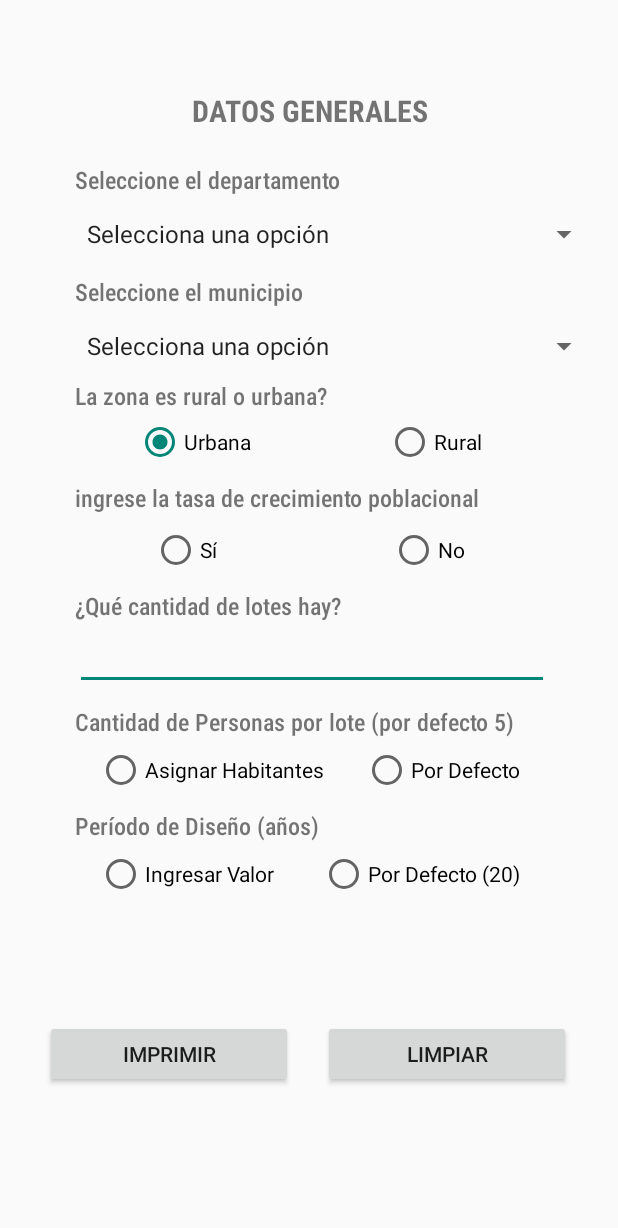
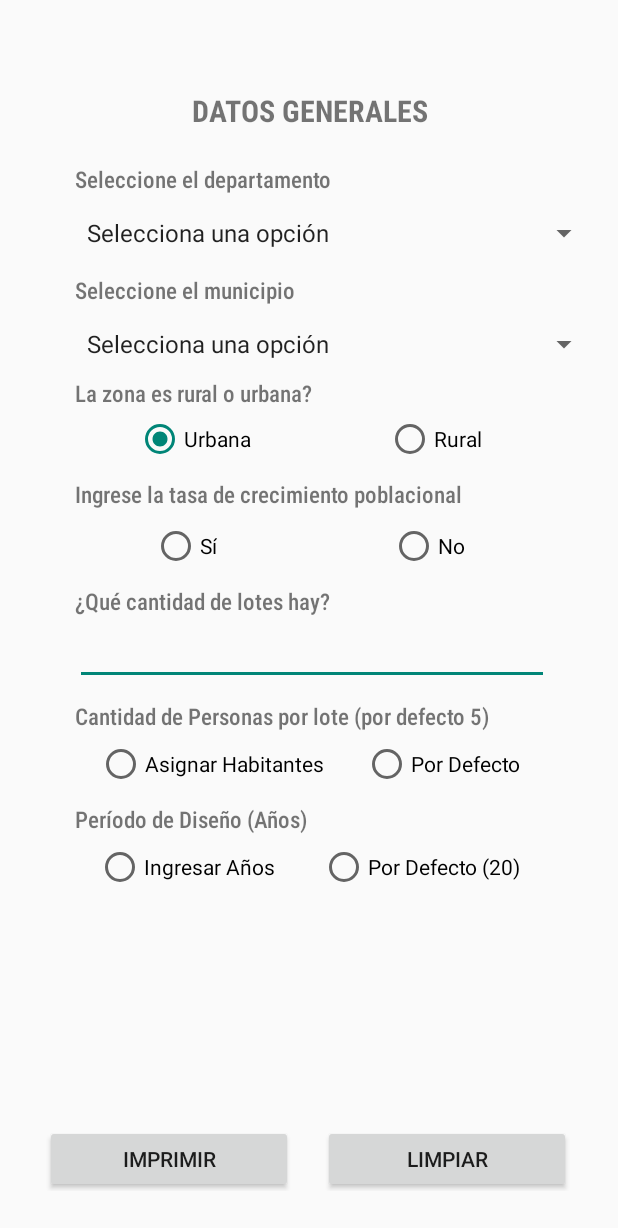
Before and after one commit to Oomars1/VolumenTanque, an Android app built with Jetpack Compose: the screen it shows after launch (MainActivity), on a phone screen of 412 x 824 dp. Shown: the top 1228 px of the screen. Run offline under Robolectric (Android 15) with nearby library versions, the phone set to English and light mode, and no system bars.

Commit message:
correccion de errores

```diff
--- a/app/src/main/java/com/example/calculadoradevolumen/MainActivity.kt
+++ b/app/src/main/java/com/example/calculadoradevolumen/MainActivity.kt
@@ -388,7 +388,7 @@ class MainActivity : ComponentActivity() {
             val resultadoFinal = ceil(resultadoTanque).toInt()
 
             val message = "Departamento: \t $selection1\n" +
-                    "Municipio: \t\t\t\t\t\t $selection2\n" +
+                    "Municipio: \t\t\t\t\t $selection2\n" +
                     "Zona:\t\t\t ${radioButtonSelected.text} - Uso: $consumptionText\n" +
                     "Taza de Crecimiento: $tazaCrecimiento\n" +
                     "Número de Lotes: $lotNumber\n" +
@@ -406,6 +406,7 @@ class MainActivity : ComponentActivity() {
                     "|QmaxHorario | K2  | 2.4    | $qMaxHorarioFormateado   | lts/s|\n" +
                     "|QminHorario  | K3  | 0.3    | $qMinHorarioFormateado      | lts/s|\n" +
                     "-------------------------------------------------------------------\n" +
+                    "Horas de aduccion 20 por defecto \n"+
                     "Volumen 1: $volumenUnoFormatted M3\n"+
                     "Volumen 2: $volumenDosFormatted M3\n"+
                     "Volumen Incendio: $volumenIncendio M3\n"+
@@ -431,7 +432,7 @@ class MainActivity : ComponentActivity() {
 
 
                 val pdfContent = "Departamento: \t $selection1\n" +
-                        "Municipio: \t\t\t\t\t\t $selection2\n" +
+                        "Municipio: \t\t\t\t\t $selection2\n" +
                         "Zona:\t\t\t ${radioButtonSelected.text} - Uso: $consumptionText\n" +
                         "Taza de Crecimiento: $tazaCrecimiento\n" +
                         "Número de Lotes: $lotNumber\n" +
@@ -449,6 +450,7 @@ class MainActivity : ComponentActivity() {
                         "|QmaxHorario | K2  | 2.4    | $qMaxHorarioFormateado   | lts/s|\n" +
                         "|QminHorario  | K3  | 0.3    | $qMinHorarioFormateado      | lts/s|\n" +
                         "-------------------------------------------------------------------\n" +
+                        "Horas de aduccion 20 por defecto \n"+
                         "Volumen 1: $volumenUnoFormatted M3\n"+
                         "Volumen 2: $volumenDosFormatted M3\n"+
                         "Volumen Incendio: $volumenIncendio M3\n"+
--- a/app/src/main/res/layout/activity_main.xml
+++ b/app/src/main/res/layout/activity_main.xml
@@ -7,10 +7,13 @@
     android:padding="16dp"
     tools:context=".MainActivity"
     >
+
+    <!--este es el boton de imprimir ojo ira hasta el final-->
     <ScrollView
         android:layout_width="380dp"
-        android:layout_height="650dp"
+        android:layout_height="720dp"
         android:scrollbarSize="0dp">
+
         <LinearLayout
             android:layout_width="match_parent"
             android:layout_height="wrap_content"
@@ -21,29 +24,29 @@
                 android:id="@+id/generalDataTextView"
                 android:layout_width="match_parent"
                 android:layout_height="wrap_content"
+                android:layout_alignParentTop="true"
+                android:layout_marginTop="10dp"
                 android:fontFamily="sans-serif-condensed-medium"
+                android:gravity="center"
+                android:outlineAmbientShadowColor="@color/purple_200"
                 android:paddingBottom="5dp"
                 android:text="DATOS GENERALES"
+                android:textAllCaps="true"
                 android:textSize="20sp"
-                android:textStyle="bold"
-                android:textAllCaps="true"
-                android:outlineAmbientShadowColor="@color/purple_200"
-                android:layout_alignParentTop="true"
-                android:layout_marginTop="10dp"
-                android:gravity="center"/>
+                android:textStyle="bold" />
 
             <!-- TextView para "Seleccionar departamento" -->
             <TextView
                 android:id="@+id/departmentTextView"
                 android:layout_width="match_parent"
                 android:layout_height="wrap_content"
+                android:layout_below="@id/generalDataTextView"
+                android:layout_marginTop="16dp"
                 android:fontFamily="sans-serif-condensed-medium"
+                android:gravity=""
                 android:paddingBottom="8dp"
                 android:text="@string/hint_select_department"
-                android:gravity=""
-                android:textSize="16sp"
-                android:layout_marginTop="16dp"
-                android:layout_below="@id/generalDataTextView"/>
+                android:textSize="15sp" />
 
             <Spinner
                 android:id="@+id/spinner1"
@@ -52,19 +55,19 @@
                 android:layout_below="@id/departmentTextView"
                 android:layout_centerHorizontal="true"
                 android:layout_marginTop="5dp"
-                android:layout_marginBottom="10dp"/>
+                android:layout_marginBottom="10dp" />
 
             <TextView
                 android:id="@+id/municipalityTextView"
                 android:layout_width="match_parent"
                 android:layout_height="wrap_content"
                 android:layout_below="@id/spinner1"
+                android:layout_marginTop="5dp"
                 android:fontFamily="sans-serif-condensed-medium"
                 android:gravity=""
                 android:paddingBottom="8dp"
                 android:text="@string/hint_select_municipality"
-                android:textSize="16sp"
-                android:layout_marginTop="5dp"/>
+                android:textSize="15sp" />
 
             <Spinner
                 android:id="@+id/spinner2"
@@ -73,16 +76,17 @@
                 android:layout_below="@id/municipalityTextView"
                 android:layout_centerHorizontal="true"
                 android:layout_marginTop="5dp"
-                android:enabled="false"/>
+                android:enabled="false" />
+
             <TextView
                 android:id="@+id/zoneTextView"
                 android:layout_width="match_parent"
                 android:layout_height="wrap_content"
+                android:layout_marginTop="10dp"
+                android:fontFamily="sans-serif-condensed-medium"
+                android:gravity=""
                 android:text="@string/la_zona_es_rural_o_urbana"
-                android:fontFamily="sans-serif-condensed-medium"
-                android:textSize="16sp"
-                android:gravity=""
-                android:layout_marginTop="10dp"/>
+                android:textSize="15sp" />
 
             <!-- RadioGroup para los RadioButtons -->
             <RadioGroup
@@ -112,56 +116,56 @@
                 android:id="@+id/tazacrecimiento"
                 android:layout_width="match_parent"
                 android:layout_height="wrap_content"
-                android:text="ingrese la tasa de crecimiento poblacional"
+                android:layout_marginTop="10dp"
                 android:fontFamily="sans-serif-condensed-medium"
-                android:textSize="16sp"
                 android:gravity=""
-                android:layout_marginTop="10dp"/>
+                android:text="Ingrese la tasa de crecimiento poblacional"
+                android:textSize="15sp" />
+
             <RadioGroup
                 android:id="@+id/radioGroupYesNo"
                 android:layout_width="wrap_content"
                 android:layout_height="wrap_content"
-                android:orientation="horizontal"
                 android:layout_gravity="center_horizontal"
-                android:layout_marginTop="8dp">
+                android:layout_marginTop="8dp"
+                android:orientation="horizontal">
 
                 <RadioButton
                     android:id="@+id/radioYes"
                     android:layout_width="wrap_content"
                     android:layout_height="wrap_content"
-                    android:text="Sí"
-                    android:layout_marginEnd="115dp"/>
+                    android:layout_marginEnd="115dp"
+                    android:text="Sí" />
 
                 <RadioButton
                     android:id="@+id/radioNo"
                     android:layout_width="wrap_content"
                     android:layout_height="wrap_content"
-                    android:text="No"
-                    android:layout_marginStart="0dp"/>
+                    android:layout_marginStart="0dp"
+                    android:text="No" />
             </RadioGroup>
 
             <EditText
                 android:id="@+id/additionalInput"
                 android:layout_width="match_parent"
                 android:layout_height="wrap_content"
-                android:hint="Ingrese más información"
                 android:layout_below="@id/radioGroupYesNo"
-                android:visibility="gone"
-                android:layout_marginTop="16dp"/>
+                android:layout_marginTop="16dp"
+                android:hint="Ingrese la taza"
+                android:visibility="gone" />
 
             <!--lotes-->
-
 
 
             <TextView
                 android:id="@+id/cantidadlotes"
                 android:layout_width="match_parent"
                 android:layout_height="wrap_content"
+                android:layout_marginTop="10dp"
+                android:fontFamily="sans-serif-condensed-medium"
+                android:gravity=""
                 android:text="¿Qué cantidad de lotes hay?"
-                android:fontFamily="sans-serif-condensed-medium"
-                android:textSize="16sp"
-                android:gravity=""
-                android:layout_marginTop="10dp"/>
+                android:textSize="15sp" />
 
             <!--termina-->
 
@@ -175,74 +179,76 @@
 
             <TextView
                 android:id="@+id/personasLote"
-                android:layout_width="match_parent"
+                android:layout_width="326dp"
                 android:layout_height="wrap_content"
+                android:layout_marginTop="10dp"
+                android:fontFamily="sans-serif-condensed-medium"
+                android:gravity=""
                 android:text="Cantidad de Personas por lote (por defecto 5)"
-                android:fontFamily="sans-serif-condensed-medium"
-                android:textSize="16sp"
-                android:gravity=""
-                android:layout_marginTop="10dp"/>
+                android:textSize="15sp" />
+
             <RadioGroup
                 android:id="@+id/radioGrouppoblacion"
                 android:layout_width="wrap_content"
                 android:layout_height="wrap_content"
-                android:orientation="horizontal"
                 android:layout_gravity="center_horizontal"
-                android:layout_marginTop="5dp">
+                android:layout_marginTop="5dp"
+                android:orientation="horizontal">
 
                 <RadioButton
                     android:id="@+id/porDefecto"
                     android:layout_width="wrap_content"
                     android:layout_height="wrap_content"
-                    android:text="Asignar Habitantes"
-                    android:layout_marginEnd="10dp"/>
+                    android:layout_marginEnd="10dp"
+                    android:text="Asignar Habitantes" />
 
                 <RadioButton
                     android:id="@+id/agregaNuevo"
                     android:layout_width="wrap_content"
                     android:layout_height="wrap_content"
-                    android:text="Por Defecto"
-                    android:layout_marginStart="16dp"/>
+                    android:layout_marginStart="16dp"
+                    android:text="Por Defecto" />
             </RadioGroup>
+
             <EditText
                 android:id="@+id/personaXLote"
                 android:layout_width="match_parent"
                 android:layout_height="wrap_content"
+                android:layout_below="@id/radioGrouppoblacion"
+                android:layout_marginTop="16dp"
                 android:hint="Cuantas personas desea asignar"
-                android:layout_below="@id/radioGrouppoblacion"
-                android:visibility="gone"
-                android:layout_marginTop="16dp"/>
+                android:visibility="gone" />
 
             <TextView
                 android:id="@+id/periodoDisenoTextView"
                 android:layout_width="match_parent"
                 android:layout_height="wrap_content"
-                android:text="Período de Diseño (años)"
+                android:layout_marginTop="10dp"
                 android:fontFamily="sans-serif-condensed-medium"
-                android:textSize="16sp"
                 android:gravity=""
-                android:layout_marginTop="10dp"/>
+                android:text="Período de Diseño (Años)"
+                android:textSize="15sp" />
 
             <RadioGroup
                 android:id="@+id/radioGroupPeriodoDiseno"
                 android:layout_width="wrap_content"
                 android:layout_height="wrap_content"
-                android:orientation="horizontal"
                 android:layout_gravity="center_horizontal"
-                android:layout_marginTop="5dp">
+                android:layout_marginTop="5dp"
+                android:orientation="horizontal">
 
                 <RadioButton
                     android:id="@+id/valorDiseno"
                     android:layout_width="wrap_content"
                     android:layout_height="wrap_content"
-                    android:text="Ingresar Valor"
-                    android:layout_marginEnd="30dp"/>
+                    android:layout_marginEnd="30dp"
+                    android:text="Ingresar Años" />
 
                 <RadioButton
                     android:id="@+id/porDefectoPeriodo"
                     android:layout_width="wrap_content"
                     android:layout_height="wrap_content"
-                    android:text="Por Defecto (20)"/>
+                    android:text="Por Defecto (20)" />
 
 
             </RadioGroup>
@@ -251,10 +257,10 @@
                 android:id="@+id/inputPeriodoDiseno"
                 android:layout_width="match_parent"
                 android:layout_height="wrap_content"
+                android:layout_below="@id/radioGroupPeriodoDiseno"
+                android:layout_marginTop="16dp"
                 android:hint="Ingrese el período de diseño"
-                android:layout_below="@id/radioGroupPeriodoDiseno"
-                android:visibility="gone"
-                android:layout_marginTop="16dp"/>
+                android:visibility="gone" />
 
             <!-- Encabezado de la tabla comienza
 
@@ -263,7 +269,6 @@
         </LinearLayout>
     </ScrollView>
 
-    <!--este es el boton de imprimir ojo ira hasta el final-->
     <LinearLayout
         android:layout_width="match_parent"
         android:layout_height="wrap_content"
@@ -290,7 +295,6 @@
 
 
     </LinearLayout>
-
         <TextView
             android:id="@+id/textViewSelection"
             android:layout_width="match_parent"
```
